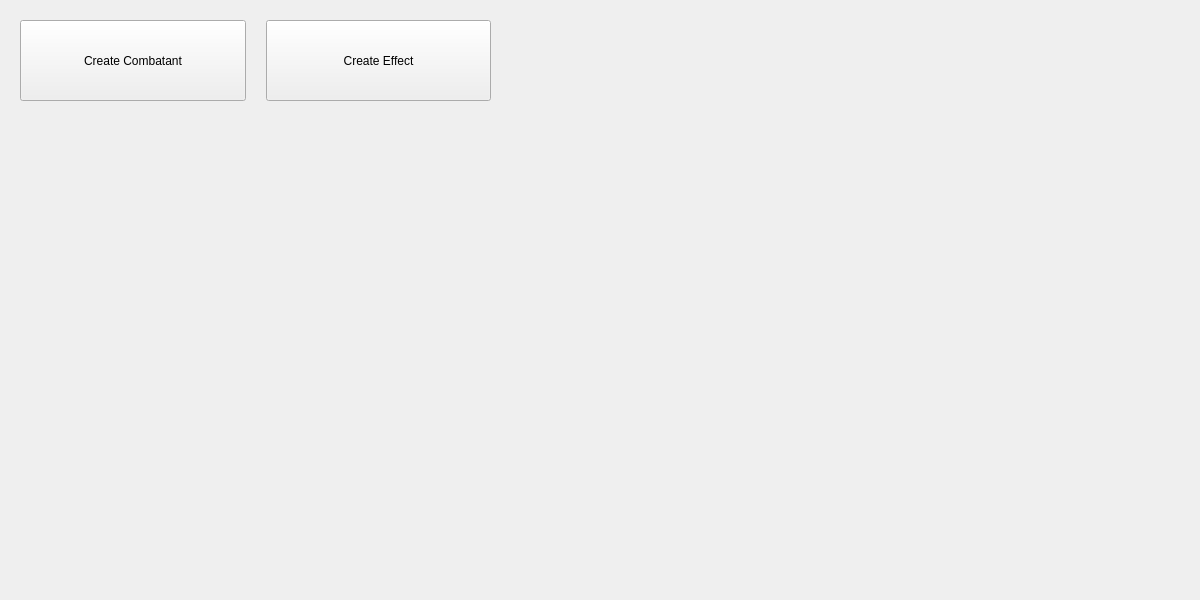
Above: src/ManagerPF2E/managerwidget.ui from lazaropo/2EManager before the change. Below: the same form after it.
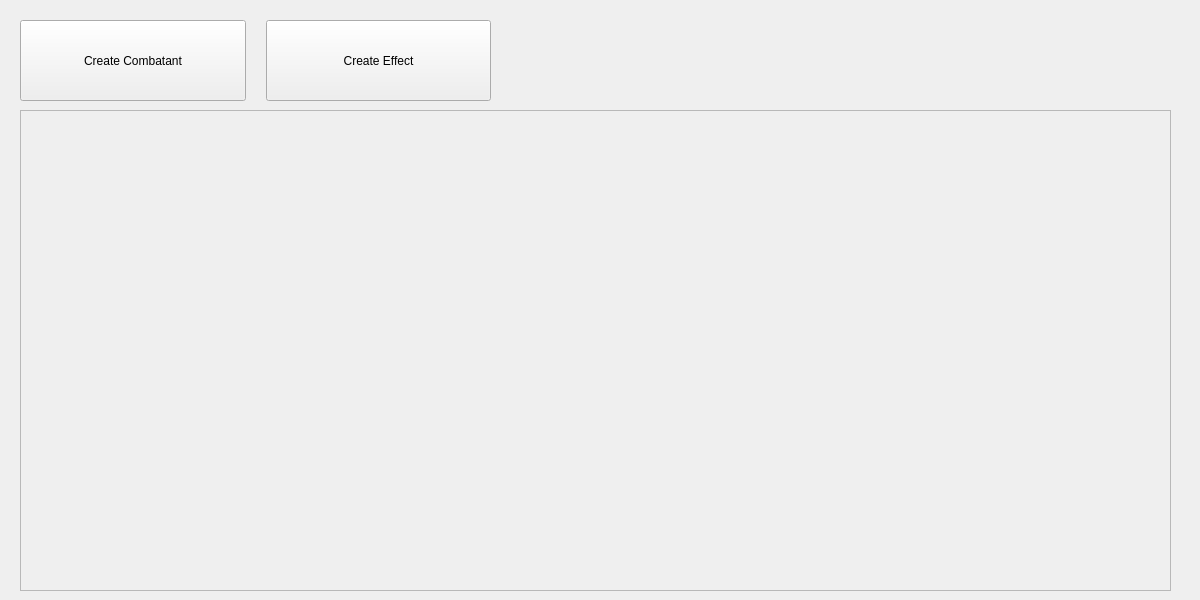
That is the form after the change.

Diff of the .ui file:
```diff
--- a/src/ManagerPF2E/managerwidget.ui
+++ b/src/ManagerPF2E/managerwidget.ui
@@ -23,7 +23,7 @@
     </rect>
    </property>
    <property name="frameShape">
-    <enum>QFrame::NoFrame</enum>
+    <enum>QFrame::StyledPanel</enum>
    </property>
    <property name="frameShadow">
     <enum>QFrame::Plain</enum>
@@ -36,8 +36,8 @@
      <rect>
       <x>0</x>
       <y>0</y>
-      <width>1151</width>
-      <height>481</height>
+      <width>1149</width>
+      <height>479</height>
      </rect>
     </property>
    </widget>
```
